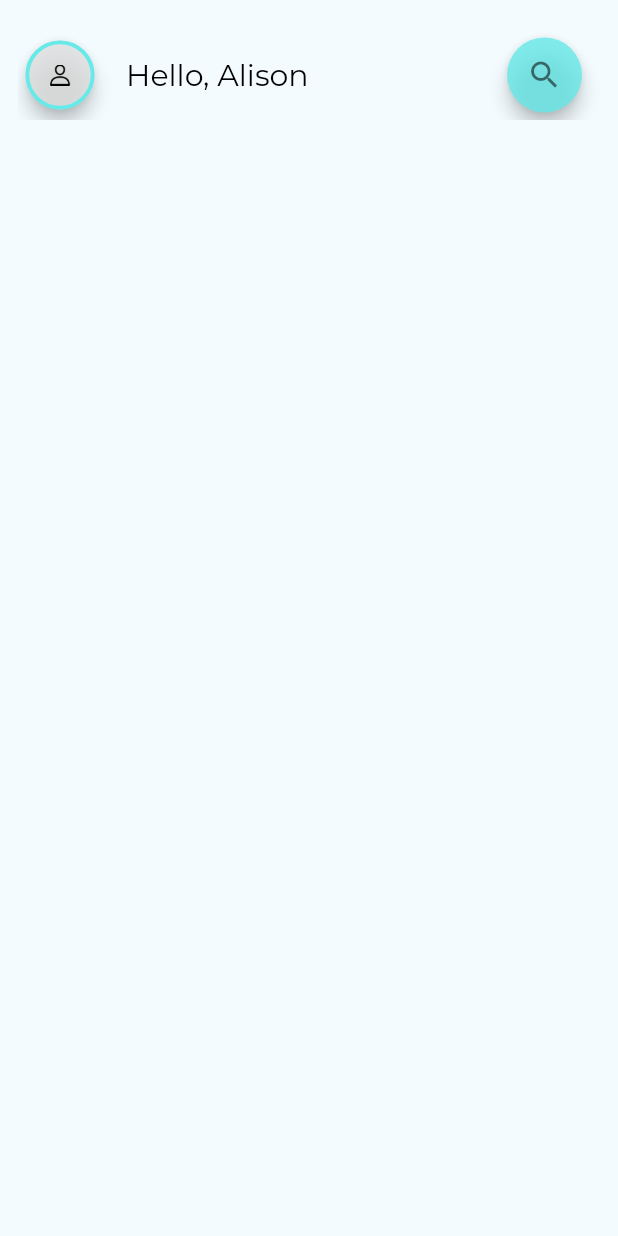
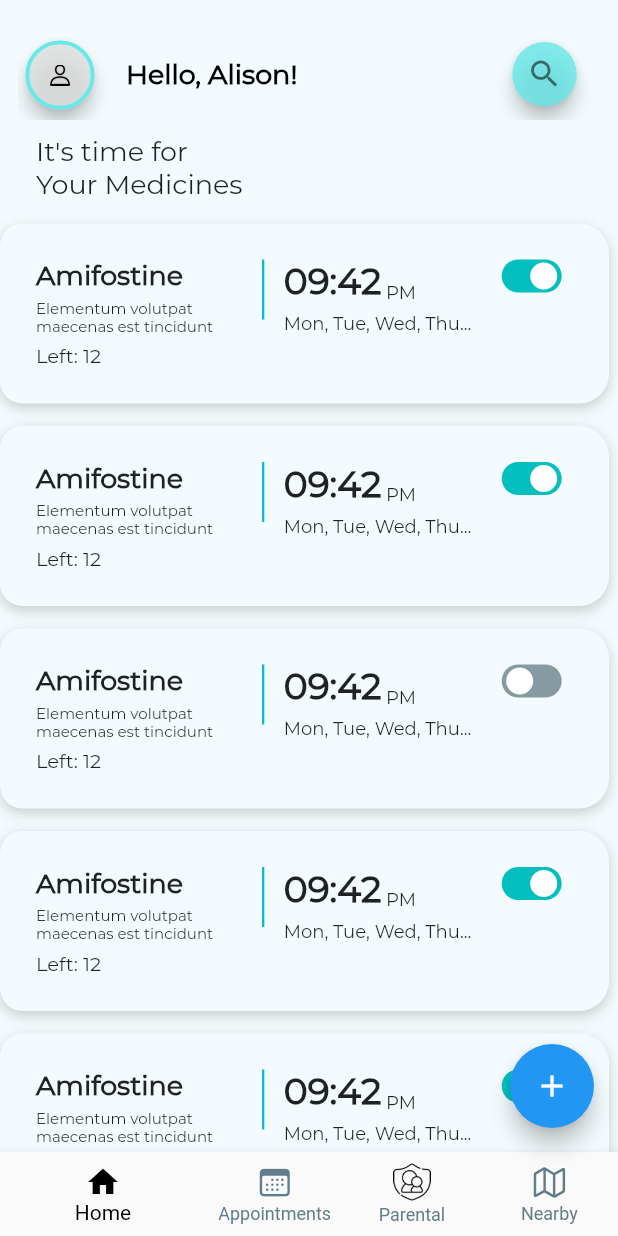
Before and after one commit to rajchordia14/Medicure, a Flutter app: the screen it shows after launch, on a phone screen of 412 x 824 dp. Run offline on Flutter 3.47's test engine with Material 2 defaults, Android fonts, the phone set to English and light mode, and no system bars; drawn by our look-alikes of flutter_switch.

Commit message:
Home Screen design added

```diff
--- a/lib/Components/general_app_bar.dart
+++ b/lib/Components/general_app_bar.dart
@@ -11,11 +11,11 @@ class GeneralAppBar extends StatelessWidget {
         backgroundColor: kBackgroundColor,
         elevation: 0,
         title: Text(
-          'Hello, Alison',
+          'Hello, Alison!',
           style: kAppBarTitleTextStyle,
         ),
         leading: Padding(
-          padding: kAppBarButtonPadding,
+          padding: kAccountButtonPadding,
           child: ElevatedButton(
             onPressed: () {},
             child: Image.asset('images/user.png'),
@@ -29,7 +29,7 @@ class GeneralAppBar extends StatelessWidget {
         ),
         actions: [
           Padding(
-            padding: kAppBarButtonPadding,
+            padding: kSearchButtonPadding,
             child: ElevatedButton(
               onPressed: () {},
               child: Icon(Icons.search, color: Colors.black54),
--- /dev/null
+++ b/lib/Components/medicine_card.dart
@@ -0,0 +1,104 @@
+import 'package:flutter/material.dart';
+import 'package:medicure/constants.dart';
+import 'package:flutter_switch/flutter_switch.dart';
+
+class MedicineCard extends StatelessWidget {
+  final bool toggle;
+  MedicineCard({required this.toggle});
+  @override
+  Widget build(BuildContext context) {
+    return Padding(
+      padding: kMedCardOutsidePadding,
+      child: Container(
+        padding: kMedCardInsidePadding,
+        child: Row(
+          crossAxisAlignment: CrossAxisAlignment.start,
+          children: [
+            Expanded(
+              flex: 5,
+              child: Column(
+                crossAxisAlignment: CrossAxisAlignment.start,
+                children: [
+                  Text(
+                    'Amifostine',
+                    style: kMedNameTextStyle,
+                  ),
+                  SizedBox(height: 4.0),
+                  Text(
+                    'Elementum volutpat maecenas est tincidunt',
+                    style: kMedDescriptionTextStyle,
+                  ),
+                  SizedBox(height: 6.0),
+                  Text(
+                    'Left: 12',
+                    style: kMedCounterTextStyle,
+                  )
+                ],
+              ),
+            ),
+            Expanded(
+              flex: 1,
+              child: Container(
+                  height: 40,
+                  child: VerticalDivider(
+                    color: Colors.cyan,
+                    thickness: 1.5,
+                  )
+              ),
+            ),
+            Expanded(
+              flex: 5,
+              child: Column(
+                crossAxisAlignment: CrossAxisAlignment.start,
+                children: [
+                  Row(
+                    crossAxisAlignment: CrossAxisAlignment.end,
+                    children: [
+                      Text(
+                        '09:42',
+                        style: kAlarmTimerTextStyle,
+                      ),
+                      Text(
+                        ' PM',
+                        style: kTimerMeridiemTextStyle,
+                      )
+                    ],
+                  ),
+                  SizedBox(height: 6.0),
+                  Text(
+                    'Mon, Tue, Wed, Thu...',
+                    style: kWeekDaysTextStyle,
+                  )
+                ],
+              ),
+            ),
+            Expanded(
+              flex: 2,
+              child: FlutterSwitch(
+                width: 40,
+                height: 22,
+                padding: 2.0,
+                toggleSize: 20.0,
+                value: toggle,
+                onToggle: (bool val) {},
+                activeColor: Color(0xFF04BFBF),
+                inactiveColor: Color(0x77092C37),
+              ),
+            )
+          ],
+        ),
+        decoration: BoxDecoration(
+            color: kBackgroundColor,
+            borderRadius: kMedCardBorderRadius,
+            boxShadow: [
+              BoxShadow(
+                color: Colors.grey.withOpacity(0.5),
+                blurRadius: 7,
+                offset: Offset(0, 3), // changes position of shadow
+              ),
+            ]
+        ),
+      ),
+    );
+  }
+}
--- a/lib/Screens/home.dart
+++ b/lib/Screens/home.dart
@@ -1,8 +1,11 @@
+import 'package:flutter/cupertino.dart';
 import 'package:flutter/material.dart';
 import 'package:medicure/constants.dart';
 import 'package:medicure/Components/general_app_bar.dart';
+import 'package:medicure/Components/medicine_card.dart';
 
 class HomePage extends StatelessWidget {
+
   @override
   Widget build(BuildContext context) {
     return Scaffold(
@@ -11,6 +14,59 @@ class HomePage extends StatelessWidget {
         preferredSize: Size.fromHeight(kAppBarHeight),
         child: GeneralAppBar(),
         ),
+      floatingActionButton: FloatingActionButton(
+        onPressed: (){},
+        child: Icon(Icons.add),
+      ),
+      body: ListView(
+        children: [
+          Padding(
+            padding: kIntroTextPadding,
+            child: Text(
+              'It\'s time for\nYour Medicines',
+              style: kIntroTextStyle,
+            ),
+          ),
+          MedicineCard(toggle: true),
+          MedicineCard(toggle: true),
+          MedicineCard(toggle: false),
+          MedicineCard(toggle: true),
+          MedicineCard(toggle: true)
+        ],
+      ),
+      bottomNavigationBar: Theme(
+        data: ThemeData(
+          backgroundColor: kBackgroundColor,
+        ),
+        child: BottomNavigationBar(
+          elevation: 5.0,
+
+          items: [
+            BottomNavigationBarItem(
+              icon: Icon(Icons.home),
+              label: 'Home',
+            ),
+            BottomNavigationBarItem(
+              icon: Icon(CupertinoIcons.calendar),
+              label: 'Appointments',
+            ),
+            BottomNavigationBarItem(
+              icon: Image.asset('images/parental-control.png', height: 25),
+              label: 'Parental',
+            ),
+            BottomNavigationBarItem(
+              icon: Icon(CupertinoIcons.map),
+              label: 'Nearby',
+            ),
+          ],
+          currentIndex: 0,
+          selectedItemColor: kSelectedItemColor,
+          unselectedItemColor: kUnselectedItemColor,
+          showUnselectedLabels: true,
+          unselectedLabelStyle: kUnselectedTextStyle,
+          onTap: (int index){},
+        ),
+      ),
     );
   }
 }
--- a/lib/constants.dart
+++ b/lib/constants.dart
@@ -1,17 +1,97 @@
 import 'package:flutter/material.dart';
 
-//General Theme
-const kBackgroundColor = Color(0xFEF3FBFE);
+//<------General Theme------>
+const kBackgroundColor = Color(0xFFF3FBFE);
 
-//AppBar related constants
+//<------AppBar related constants------>
+
+//Paddings
 const kAppBarPadding = EdgeInsets.only(top: 20.0, left: 12.0, right: 12.0);
-const kAppBarHeight = 80.0;
+const kAccountButtonPadding = EdgeInsets.all(5.0);
+const kSearchButtonPadding = EdgeInsets.only(top: 8.0, bottom: 9.0, right: 5.0);
+
+//Colors
+const kSearchButtonColor = Color(0xCC66E9E9);
+const kAccountButtonBgColor = Color(0xCCE0E0E0);
+
+//TextStyles
 const kAppBarTitleTextStyle = TextStyle(
     fontFamily: 'Montserrat',
+    fontWeight: FontWeight.bold,
     color: Colors.black,
-    fontSize: 20.0
+    fontSize: 18.0
 );
-const kAppBarButtonPadding = EdgeInsets.all(5.0);
-const kAccountButtonBgColor = Color(0xCCE0E0E0);
+
+//Borders
 const kAccountBorder = BorderSide(width: 2.5, color: Color(0xFF66E9E9));
-const kSearchButtonColor = Color(0xCC66E9E9);
+
+//Others
+const kAppBarHeight = 80.0;
+
+
+//<------Home page related Constants------>
+
+//Paddings
+
+const kIntroTextPadding = EdgeInsets.only(top: 10.0, left: 24.0);
+
+//TextStyles
+const kIntroTextStyle = TextStyle(
+    fontSize: 18.0,
+    fontWeight: FontWeight.w500
+);
+
+
+//<------Constants related to Medicine Card------>
+
+//Paddings
+const kMedCardOutsidePadding = EdgeInsets.only(right: 6.0, top: 15.0);
+const kMedCardInsidePadding = EdgeInsets.symmetric(
+    horizontal: 24.0, vertical: 24.0
+);
+
+//TextStyles
+const kMedNameTextStyle = TextStyle(
+    fontWeight: FontWeight.bold,
+    fontSize: 18.0
+);
+const kMedDescriptionTextStyle = TextStyle(
+    fontSize: 10.0,
+    fontWeight: FontWeight.w200
+);
+const kMedCounterTextStyle = TextStyle(
+    fontWeight: FontWeight.w500,
+    fontSize: 13.0
+);
+const kAlarmTimerTextStyle = TextStyle(
+    fontSize: 24.0,
+    fontWeight: FontWeight.bold
+);
+const kTimerMeridiemTextStyle = TextStyle(
+    fontSize: 12.0,
+    fontWeight: FontWeight.w500
+);
+const kWeekDaysTextStyle = TextStyle(
+    fontSize: 12.0,
+    fontWeight: FontWeight.w500
+);
+
+//Borders
+const kMedCardBorderRadius = BorderRadius.only(
+    topRight: Radius.circular(20.0),
+    topLeft: Radius.circular(15.0),
+    bottomRight: Radius.circular(20.0),
+    bottomLeft: Radius.circular(15.0)
+);
+
+
+//<------Bottom Navigation Bar------>
+
+//Colors
+const kSelectedItemColor = Colors.black;
+const kUnselectedItemColor = Colors.blueGrey;
+
+//TextStyles
+const kUnselectedTextStyle = TextStyle(
+    color: Colors.blueGrey
+);
--- a/lib/main.dart
+++ b/lib/main.dart
@@ -1,5 +1,6 @@
 import 'package:flutter/material.dart';
 import 'Screens/home.dart';
+import 'constants.dart';
 
 void main() {
   runApp(Medicure());
@@ -9,6 +10,10 @@ class Medicure extends StatelessWidget {
   @override
   Widget build(BuildContext context) {
     return MaterialApp(
+      theme: ThemeData(
+        primaryColor: kBackgroundColor,
+        fontFamily: 'Montserrat',
+      ),
       home: HomePage(),
     );
   }
--- a/pubspec.yaml
+++ b/pubspec.yaml
@@ -11,6 +11,7 @@ dependencies:
   flutter:
     sdk: flutter
   cupertino_icons: ^1.0.2
+  flutter_switch: ^0.3.1
 
 dev_dependencies:
   flutter_test:
```
Also changed, not shown: images/parental-control.png (added), pubspec.lock.
